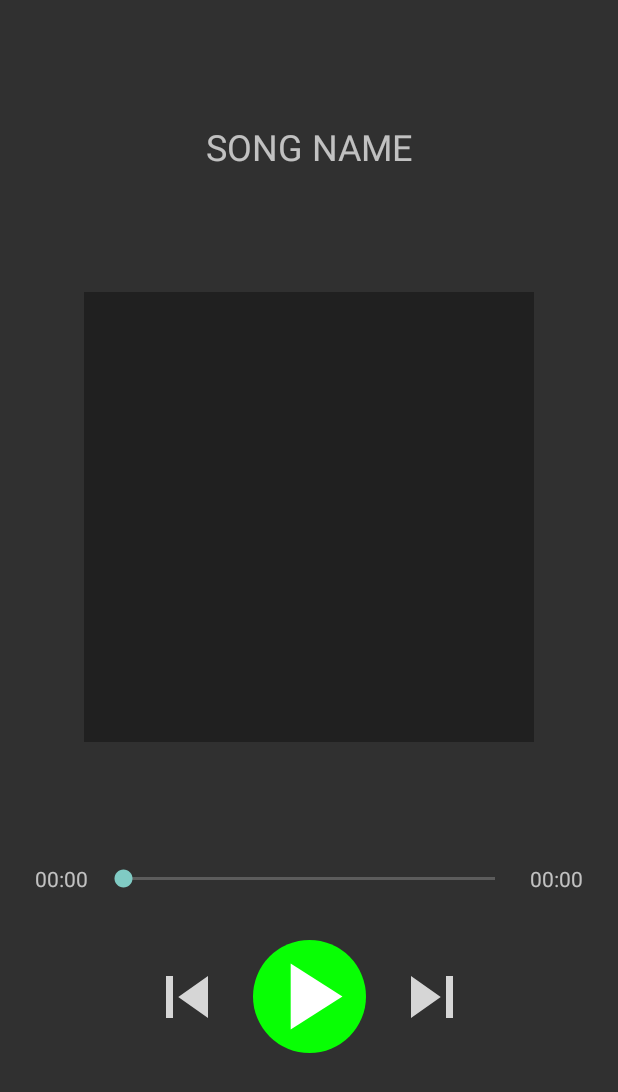
After one commit to glezzz/Android-Spotify-clone, an Android app: the layout fragment_song.xml on its own in the app's theme, with its tools: preview values and no code run, on a phone screen of 412 x 824 dp. The commit adds this screen. Shown: the top 1092 px of the screen. Run offline under Robolectric (Android 15) with nearby library versions, the phone set to English and light mode, and no system bars; network calls fail.

Commit message:
latest changes

```diff
--- /dev/null
+++ b/app/src/main/res/drawable/circle_drawable.xml
@@ -0,0 +1,11 @@
+<?xml version="1.0" encoding="utf-8"?>
+<selector xmlns:android="http://schemas.android.com/apk/res/android">
+
+    <item>
+        <shape android:shape="oval">
+            <solid android:color="@color/colorAccent"/>
+            <corners android:radius="100dp" />
+        </shape>
+    </item>
+
+</selector>
--- /dev/null
+++ b/app/src/main/res/drawable/ic_skip.xml
@@ -0,0 +1,11 @@
+<vector xmlns:android="http://schemas.android.com/apk/res/android"
+    android:width="24dp"
+    android:height="24dp"
+    android:viewportWidth="24"
+    android:viewportHeight="24"
+    android:tint="#FFFFFF"
+    android:alpha="0.8">
+    <path
+        android:fillColor="@android:color/white"
+        android:pathData="M6,18l8.5,-6L6,6v12zM16,6v12h2V6h-2z"/>
+</vector>
--- /dev/null
+++ b/app/src/main/res/drawable/ic_skip_previous.xml
@@ -0,0 +1,11 @@
+<vector xmlns:android="http://schemas.android.com/apk/res/android"
+    android:width="24dp"
+    android:height="24dp"
+    android:viewportWidth="24"
+    android:viewportHeight="24"
+    android:tint="#FFFFFF"
+    android:alpha="0.8">
+    <path
+        android:fillColor="@android:color/white"
+        android:pathData="M6,6h2v12L6,18zM9.5,12l8.5,6L18,6z"/>
+</vector>
--- a/app/src/main/res/layout/activity_main.xml
+++ b/app/src/main/res/layout/activity_main.xml
@@ -22,7 +22,8 @@
             android:name="androidx.navigation.fragment.NavHostFragment"
             android:layout_width="match_parent"
             android:layout_height="match_parent"
-            app:defaultNavHost="true" />
+            app:defaultNavHost="true"
+            app:navGraph="@navigation/nav_graph" />
 
     </FrameLayout>
 
--- /dev/null
+++ b/app/src/main/res/layout/fragment_song.xml
@@ -0,0 +1,110 @@
+<?xml version="1.0" encoding="utf-8"?>
+<androidx.constraintlayout.widget.ConstraintLayout xmlns:android="http://schemas.android.com/apk/res/android"
+    xmlns:app="http://schemas.android.com/apk/res-auto"
+    xmlns:tools="http://schemas.android.com/tools"
+    android:layout_width="match_parent"
+    android:layout_height="match_parent"
+    tools:context=".ui.MainActivity">
+
+    <com.google.android.material.textview.MaterialTextView
+        android:id="@+id/tvSongName"
+        android:layout_width="0dp"
+        android:layout_height="wrap_content"
+        android:text="SONG NAME"
+        android:gravity="center"
+        android:textSize="24sp"
+        app:layout_constraintBottom_toTopOf="@+id/ivSongImage"
+        app:layout_constraintEnd_toEndOf="parent"
+        app:layout_constraintHorizontal_bias="0.5"
+        app:layout_constraintStart_toStartOf="parent"
+        app:layout_constraintTop_toTopOf="parent" />
+
+    <ImageView
+        android:id="@+id/ivSongImage"
+        android:layout_width="300dp"
+        android:layout_height="300dp"
+        android:background="@color/darkBackground"
+        app:layout_constraintBottom_toTopOf="@+id/guideline2"
+        app:layout_constraintEnd_toEndOf="parent"
+        app:layout_constraintHorizontal_bias="0.5"
+        app:layout_constraintStart_toStartOf="parent" />
+
+    <com.google.android.material.textview.MaterialTextView
+        android:id="@+id/tvCurTime"
+        android:layout_width="50dp"
+        android:layout_height="wrap_content"
+        android:gravity="center"
+        android:text="00:00"
+        android:layout_marginStart="16dp"
+        android:textSize="14sp"
+        app:layout_constraintBottom_toBottomOf="@+id/seekBar"
+        app:layout_constraintStart_toStartOf="parent"
+        app:layout_constraintTop_toTopOf="@+id/seekBar" />
+
+    <SeekBar
+        android:id="@+id/seekBar"
+        android:layout_width="0dp"
+        android:layout_height="18dp"
+        app:layout_constraintEnd_toStartOf="@+id/tvSongDuration"
+        app:layout_constraintStart_toEndOf="@+id/tvCurTime"
+        app:layout_constraintTop_toTopOf="@+id/guideline3" />
+
+    <com.google.android.material.textview.MaterialTextView
+        android:id="@+id/tvSongDuration"
+        android:layout_width="50dp"
+        android:layout_height="wrap_content"
+        android:gravity="center"
+        android:text="00:00"
+        android:layout_marginEnd="16dp"
+        android:textSize="14sp"
+        app:layout_constraintBottom_toBottomOf="@+id/seekBar"
+        app:layout_constraintEnd_toEndOf="parent"
+        app:layout_constraintTop_toTopOf="@+id/seekBar" />
+
+    <ImageView
+        android:id="@+id/ivPlayPauseDetail"
+        android:layout_width="75dp"
+        android:layout_height="75dp"
+        android:layout_marginTop="32dp"
+        android:background="@drawable/circle_drawable"
+        android:src="@drawable/ic_play"
+        app:layout_constraintEnd_toEndOf="parent"
+        app:layout_constraintHorizontal_bias="0.5"
+        app:layout_constraintStart_toStartOf="parent"
+        app:layout_constraintTop_toBottomOf="@+id/seekBar" />
+
+    <ImageView
+        android:id="@+id/ivSkipPrevious"
+        android:layout_width="56dp"
+        android:layout_height="56dp"
+        android:layout_marginEnd="16dp"
+        android:src="@drawable/ic_skip_previous"
+        app:layout_constraintBottom_toBottomOf="@+id/ivPlayPauseDetail"
+        app:layout_constraintEnd_toStartOf="@+id/ivPlayPauseDetail"
+        app:layout_constraintTop_toTopOf="@+id/ivPlayPauseDetail" />
+
+    <ImageView
+        android:id="@+id/ivSkip"
+        android:layout_width="56dp"
+        android:layout_height="56dp"
+        android:layout_marginStart="16dp"
+        android:src="@drawable/ic_skip"
+        app:layout_constraintBottom_toBottomOf="@+id/ivPlayPauseDetail"
+        app:layout_constraintStart_toEndOf="@+id/ivPlayPauseDetail"
+        app:layout_constraintTop_toTopOf="@+id/ivPlayPauseDetail" />
+
+    <androidx.constraintlayout.widget.Guideline
+        android:id="@+id/guideline2"
+        android:layout_width="wrap_content"
+        android:layout_height="wrap_content"
+        android:orientation="horizontal"
+        app:layout_constraintGuide_percent="0.6" />
+
+    <androidx.constraintlayout.widget.Guideline
+        android:id="@+id/guideline3"
+        android:layout_width="wrap_content"
+        android:layout_height="wrap_content"
+        android:orientation="horizontal"
+        app:layout_constraintGuide_percent="0.7" />
+
+</androidx.constraintlayout.widget.ConstraintLayout>
--- a/build.gradle
+++ b/build.gradle
@@ -9,6 +9,7 @@ buildscript {
         classpath "com.android.tools.build:gradle:4.1.3"
         classpath "org.jetbrains.kotlin:kotlin-gradle-plugin:$kotlin_version"
         classpath "com.google.dagger:hilt-android-gradle-plugin:2.31.2-alpha"
+        classpath "androidx.navigation:navigation-safe-args-gradle-plugin:2.3.5"
         classpath 'com.google.gms:google-services:4.3.5'
 
         // NOTE: Do not place your application dependencies here; they belong
```
Also changed, not shown: app/build.gradle (+44 -11 lines), app/src/main/AndroidManifest.xml (+8 -0 lines), app/src/main/java/com/myproject/spotifyclone/adapters/SongAdapter.kt (added, +68 -0 lines), app/src/main/java/com/myproject/spotifyclone/ui/fragments/HomeFragment.kt (added, +70 -0 lines), app/src/main/res/navigation/nav_graph.xml (added, +10 -0 lines).
